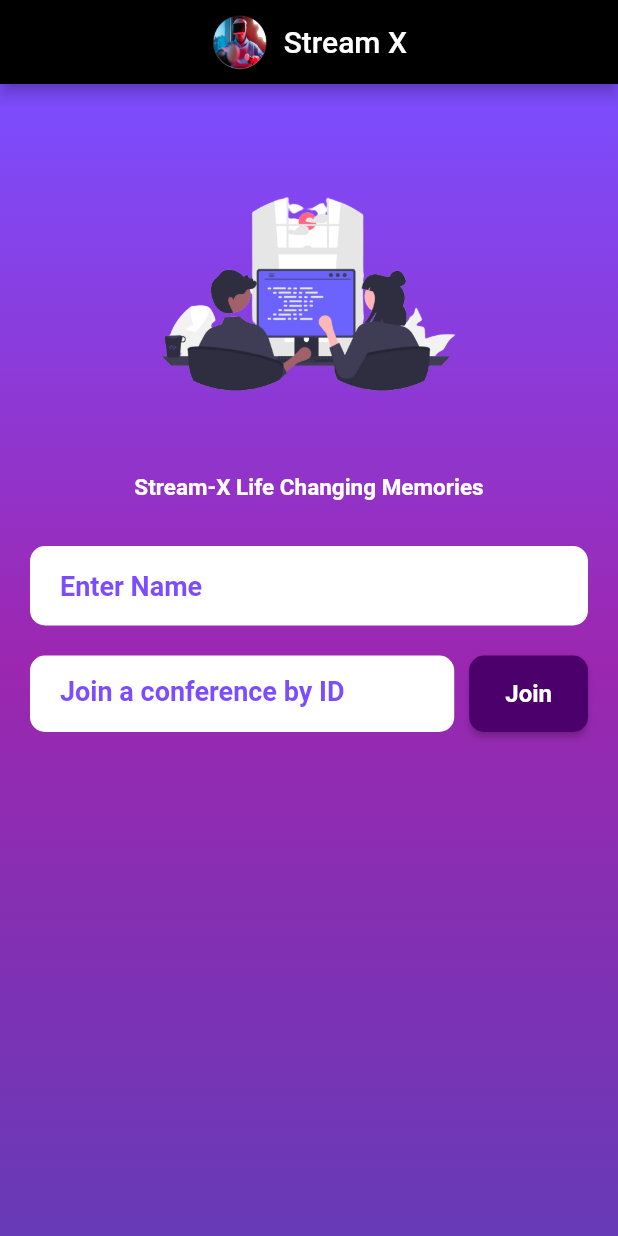
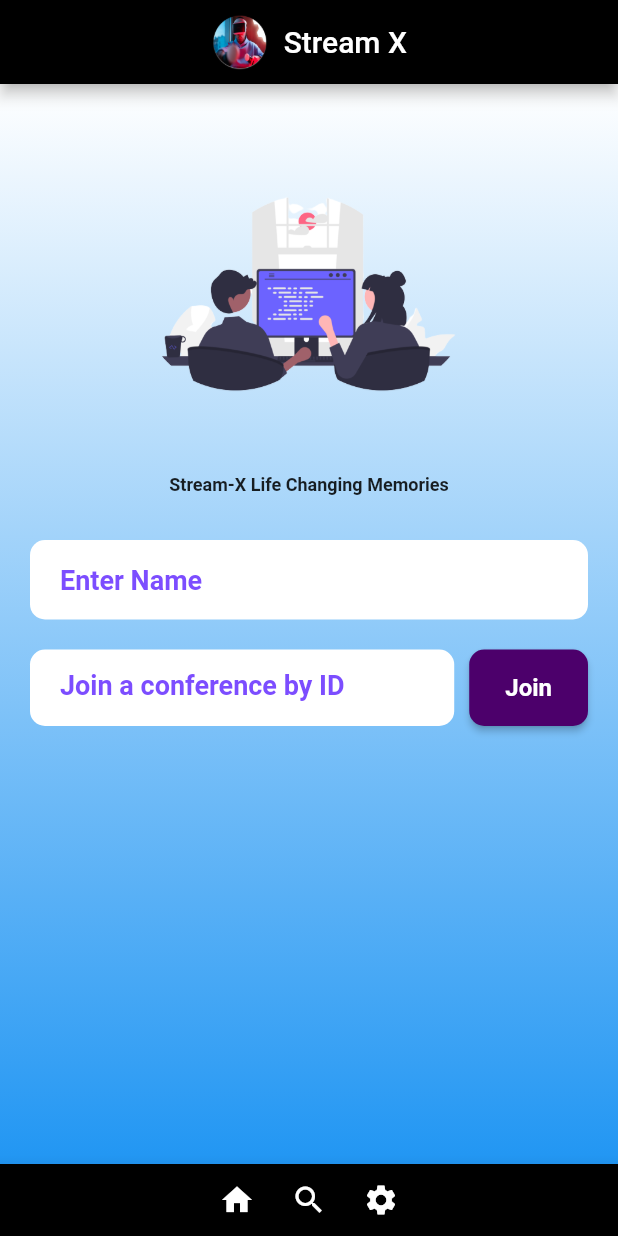
Before and after one commit to shakeelahammedabdulla/Stream-X, a Flutter app: the screen it shows after launch, on a phone screen of 412 x 824 dp. Run offline on Flutter 3.47's test engine with Material 2 defaults, Android fonts, the phone set to English and light mode, and no system bars; missing offline and left inert: zego_uikit_prebuilt_video_conference.

Commit message:
bottom bar

```diff
--- a/lib/newpage.dart
+++ b/lib/newpage.dart
@@ -7,7 +7,7 @@ class NewPage extends StatelessWidget {
   Widget build(BuildContext context) {
     return Scaffold(
       appBar: AppBar(
-        title: const Text("404 Page !"),
+        title: const Text("Stream X"),
         leading: Image.asset(
           'assets/images/appbar.png',
           scale: 5,
--- a/lib/screen.dart
+++ b/lib/screen.dart
@@ -43,9 +43,8 @@ class _HomePageState extends State<HomePage> {
             begin: Alignment.topCenter,
             end: Alignment.bottomCenter,
             colors: [
-              Colors.deepPurpleAccent,
-              Colors.purple,
-              Colors.deepPurple,
+              Colors.white,
+              Colors.blue,
             ],
           ),
         ),
@@ -71,8 +70,8 @@ class _HomePageState extends State<HomePage> {
                           "Stream-X Life Changing Memories",
                           style: TextStyle(
                             fontWeight: FontWeight.bold,
-                    color: Colors.white,
-                    fontSize: 15,
+                            color: Colors.black87,
+                            fontSize: 12,
                           ),
                         ),
                         const SizedBox(height: 30),
@@ -230,17 +229,38 @@ class _HomePageState extends State<HomePage> {
                 ),
               ),
             ),
-          ]
+          ],
         ),
       ),
-
+      bottomNavigationBar: BottomAppBar(
+        color: Colors.black,
+        child: Row(
+          mainAxisAlignment: MainAxisAlignment.center,
+          children: [
+            IconButton(
+              icon: Icon(Icons.home, color: Colors.white),
+              onPressed: () {
+                // Handle home button press
+              },
+            ),
+            IconButton(
+              icon: Icon(Icons.search, color: Colors.white),
+              onPressed: () {
+                // Handle search button press
+              },
+            ),
+            IconButton(
+              icon: Icon(Icons.settings, color: Colors.white),
+              onPressed: () {
+                // Handle settings button press
+              },
+            ),
+          ],
+        ),
+      ),
     );
   }
 }
-
-
-
-
 
 class VideoConferencePage extends StatelessWidget {
   final String conferenceID;
--- a/pubspec.yaml
+++ b/pubspec.yaml
@@ -34,11 +34,8 @@ dependencies:
 
   # The following adds the Cupertino Icons font to your application.
   # Use with the CupertinoIcons class for iOS style icons.
-  cupertino_icons: ^1.0.2
   zego_uikit_prebuilt_live_streaming: ^2.3.5
   zego_uikit_prebuilt_video_conference: ^2.3.0
-  flutter_svg: ^2.0.7
-  flutter_emoji: ^2.4.0
 
 dev_dependencies:
   flutter_test:
```
Also changed, not shown: pubspec.lock. Lines whose indentation alone changed are shown as unchanged.
